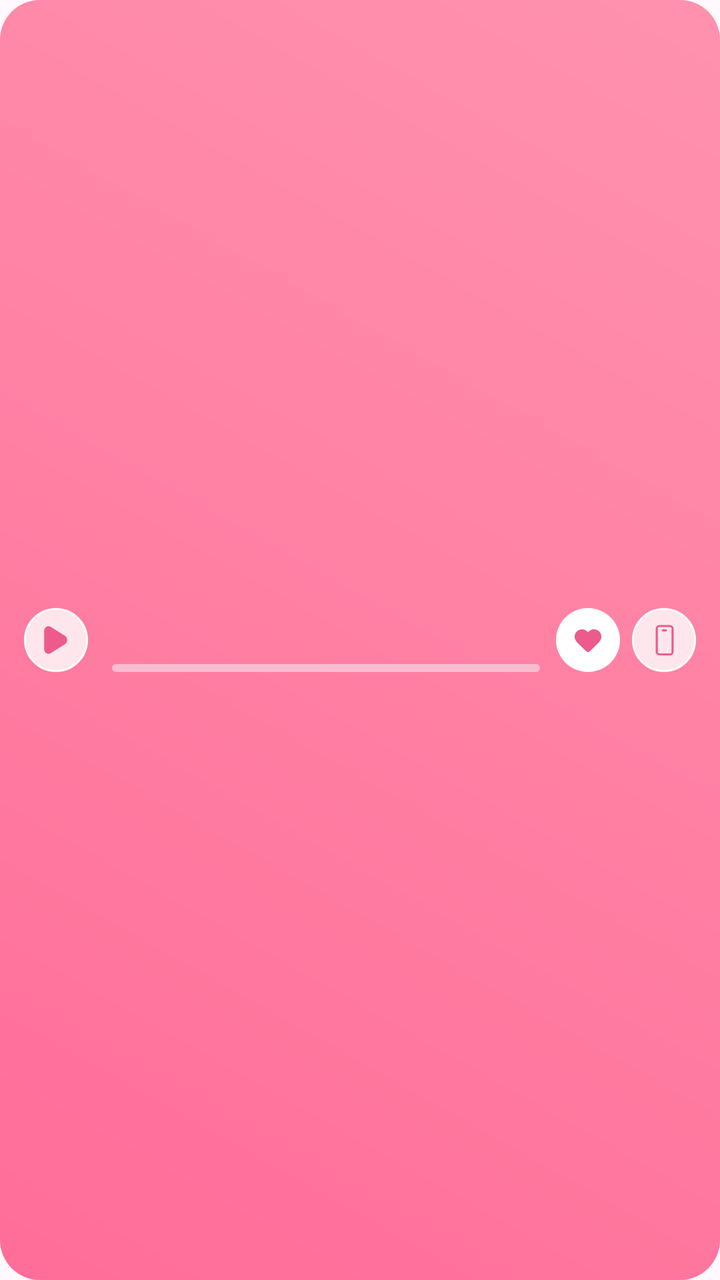
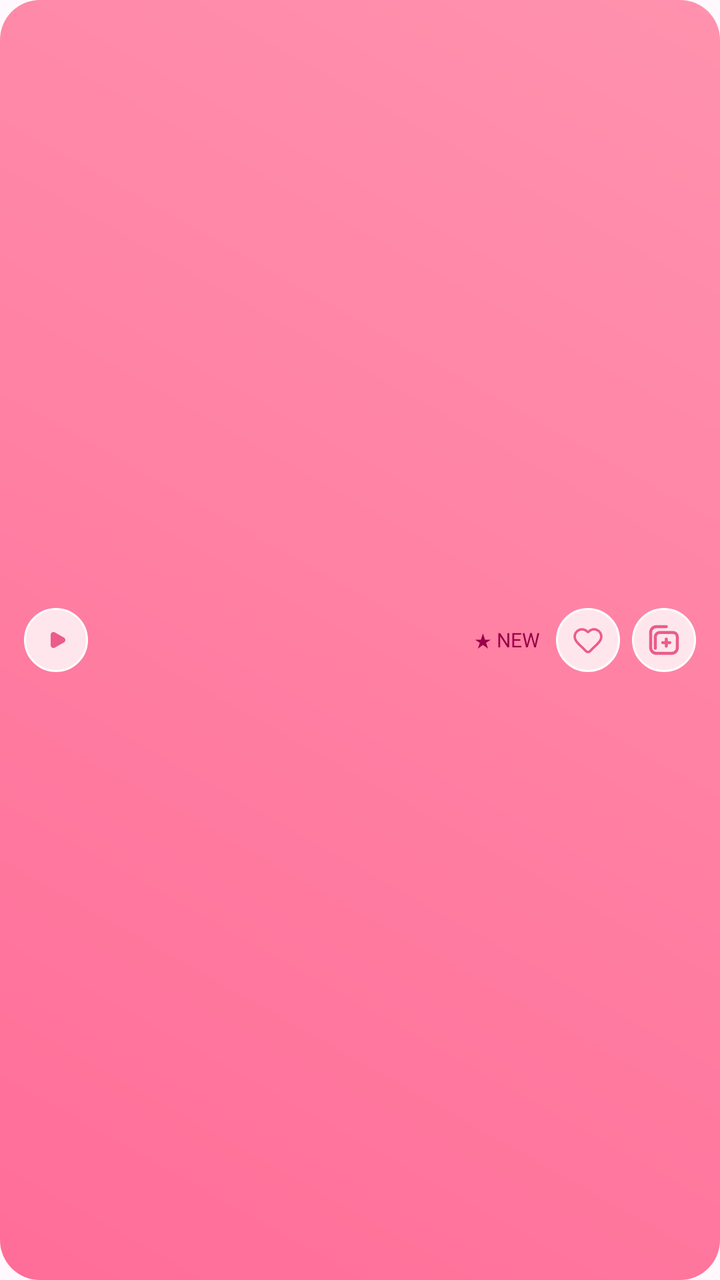

Screens rendered from an Android XML layout before and after an edit, with the pre-edit source and the edit as a unified diff.
<!-- AndroidManifest.xml: application theme Theme.CuteWallpaper -->
<!-- res/layout/item_favorite_ringtone.xml -->
<?xml version="1.0" encoding="utf-8"?>
<androidx.constraintlayout.widget.ConstraintLayout
    xmlns:android="http://schemas.android.com/apk/res/android"
    xmlns:app="http://schemas.android.com/apk/res-auto"
    android:layout_width="match_parent"
    android:layout_height="64dp"
    android:background="@drawable/bg_favorites_ringtone"
    android:paddingHorizontal="12dp">
    <FrameLayout
        android:id="@+id/playContainer"
        android:layout_width="32dp"
        android:layout_height="32dp"
        android:background="@drawable/bg_home_action"
        app:layout_constraintStart_toStartOf="parent"
        app:layout_constraintTop_toTopOf="parent"
        app:layout_constraintBottom_toBottomOf="parent">
        <ImageView
            android:id="@+id/playButton"
            android:layout_width="match_parent"
            android:layout_height="match_parent"
            android:background="@android:color/transparent"
            android:padding="8dp"
            android:src="@drawable/ic_play" />
        <com.google.android.material.progressindicator.CircularProgressIndicator
            android:id="@+id/playLoading"
            android:layout_width="24dp"
            android:layout_height="24dp"
            android:layout_gravity="center"
            android:visibility="gone"
            app:indicatorSize="24dp"
            app:indicatorColor="@color/primary_500"
            app:trackThickness="2dp" />
    </FrameLayout>
    <TextView
        android:id="@+id/contentTitle"
        style="@style/Label12B"
        android:layout_width="0dp"
        android:layout_height="wrap_content"
        android:layout_marginStart="12dp"
        android:layout_marginEnd="8dp"
        android:ellipsize="end"
        android:maxLines="1"
        android:textColor="@color/tertiary_50"
        app:layout_constraintStart_toEndOf="@id/playContainer"
        app:layout_constraintEnd_toStartOf="@id/favoriteButton"
        app:layout_constraintTop_toTopOf="@id/playContainer" />
    <com.google.android.material.progressindicator.LinearProgressIndicator
        android:id="@+id/playProgress"
        android:layout_width="0dp"
        android:layout_height="4dp"
        android:layout_marginStart="12dp"
        android:layout_marginEnd="8dp"
        android:max="100"
        app:trackColor="@color/primary_200"
        app:indicatorColor="@color/primary_500"
        app:trackThickness="4dp"
        app:trackCornerRadius="2dp"
        app:layout_constraintStart_toEndOf="@id/playContainer"
        app:layout_constraintEnd_toStartOf="@id/favoriteButton"
        app:layout_constraintBottom_toBottomOf="@id/playContainer" />
    <ImageView
        android:id="@+id/favoriteButton"
        android:layout_width="32dp"
        android:layout_height="32dp"
        android:layout_marginEnd="6dp"
        android:background="@drawable/quotes_favorite_background"
        android:padding="8dp"
        android:src="@drawable/ic_heart_filled"
        android:tint="@color/quotes_favorite_tint"
        app:layout_constraintEnd_toStartOf="@id/setButton"
        app:layout_constraintTop_toTopOf="parent"
        app:layout_constraintBottom_toBottomOf="parent" />
    <ImageView
        android:id="@+id/setButton"
        android:layout_width="32dp"
        android:layout_height="32dp"
        android:background="@drawable/bg_favorite_button"
        android:padding="8dp"
        android:src="@drawable/ic_phone"
        android:tint="@color/primary_500"
        app:layout_constraintEnd_toEndOf="parent"
        app:layout_constraintTop_toTopOf="parent"
        app:layout_constraintBottom_toBottomOf="parent" />
</androidx.constraintlayout.widget.ConstraintLayout>
<!-- resources referenced by this layout -->
<resources>
  <color name="primary_200">#F8BCD1</color>
  <!-- drawable bg_home_action (drawable) -->
  <shape xmlns:android="http://schemas.android.com/apk/res/android"
      android:shape="oval">
      <solid android:color="@color/alpha_light_80" />
      <stroke android:color="@color/white" android:width="1dp"/>
  </shape>
  <!-- drawable ic_heart_filled (drawable) -->
  <vector xmlns:android="http://schemas.android.com/apk/res/android"
      android:width="24dp"
      android:height="24dp"
      android:viewportWidth="26"
      android:viewportHeight="26">
    <path
        android:pathData="M2.168,10.292C2.168,9.087 2.533,7.91 3.217,6.916C3.9,5.923 4.868,5.16 5.994,4.729C7.12,4.297 8.35,4.217 9.522,4.5C10.694,4.782 11.753,5.413 12.559,6.31C12.616,6.371 12.684,6.419 12.76,6.452C12.837,6.485 12.919,6.502 13.002,6.502C13.085,6.502 13.167,6.485 13.243,6.452C13.32,6.419 13.388,6.371 13.445,6.31C14.248,5.407 15.307,4.771 16.481,4.485C17.655,4.199 18.889,4.278 20.017,4.71C21.145,5.143 22.115,5.908 22.797,6.906C23.479,7.903 23.842,9.084 23.836,10.292C23.836,12.773 22.211,14.626 20.586,16.251L14.636,22.006C14.434,22.238 14.185,22.425 13.906,22.553C13.626,22.681 13.323,22.748 13.015,22.75C12.708,22.752 12.403,22.689 12.122,22.564C11.841,22.439 11.59,22.256 11.385,22.027L5.418,16.251C3.793,14.626 2.168,12.784 2.168,10.292Z"
        android:fillColor="@color/primary_500"/>
  </vector>
  <!-- drawable ic_phone (drawable) -->
  <vector xmlns:android="http://schemas.android.com/apk/res/android"
      android:width="24dp"
      android:height="24dp"
      android:viewportWidth="24"
      android:viewportHeight="24">
    <path
        android:pathData="M16.465,1L8.535,1C7.135,1.001 6.001,2.065 6,3.377L6,20.973C6.001,22.285 7.135,23.349 8.535,23.35L16.465,23.35C17.864,23.349 18.998,22.285 19,20.973L19,3.377C18.998,2.065 17.864,1.001 16.465,1ZM17.917,20.973C17.916,21.724 17.266,22.333 16.465,22.334L8.535,22.334C7.734,22.333 7.084,21.724 7.083,20.973L7.083,3.377C7.084,2.626 7.734,2.017 8.535,2.016L16.465,2.016C17.266,2.017 17.916,2.626 17.917,3.377L17.917,20.973Z"
        android:fillColor="#FFFFFF"/>
    <path
        android:pathData="M16.465,1L8.535,1C7.135,1.001 6.001,2.065 6,3.377L6,20.973C6.001,22.285 7.135,23.349 8.535,23.35L16.465,23.35C17.864,23.349 18.998,22.285 19,20.973L19,3.377C18.998,2.065 17.864,1.001 16.465,1ZM17.917,20.973C17.916,21.724 17.266,22.333 16.465,22.334L8.535,22.334C7.734,22.333 7.084,21.724 7.083,20.973L7.083,3.377C7.084,2.626 7.734,2.017 8.535,2.016L16.465,2.016C17.266,2.017 17.916,2.626 17.917,3.377L17.917,20.973Z"
        android:strokeWidth="0.5"
        android:fillColor="#00000000"
        android:strokeColor="#FFFFFF"/>
    <path
        android:pathData="M14.312,4.781C14.312,4.35 13.962,4 13.531,4L11.031,4C10.6,4 10.25,4.35 10.25,4.781C10.25,5.213 10.6,5.563 11.031,5.563L13.531,5.563C13.962,5.563 14.312,5.213 14.312,4.781Z"
        android:fillColor="#FFFFFF"/>
  </vector>
  <!-- drawable ic_play (drawable) -->
  <vector xmlns:android="http://schemas.android.com/apk/res/android"
      android:width="28dp"
      android:height="30dp"
      android:viewportWidth="32"
      android:viewportHeight="32">
  
    <group
        android:scaleX="0.92"
        android:scaleY="0.92"
        android:translateX="3.0"
        android:translateY="2.2">
  
      <path
          android:fillColor="#EC5B8C"
          android:pathData="M0,14.997V5.253C0,1.216 4.371,-1.31 7.863,0.712L16.307,5.587L24.75,10.462C28.248,12.477 28.248,17.528 24.75,19.544L16.307,24.419L7.863,29.294C4.371,31.304 0,28.784 0,24.747V14.997Z" />
    </group>
  
  </vector>
  <!-- drawable quotes_favorite_background (drawable) -->
  <?xml version="1.0" encoding="utf-8"?>
  <selector xmlns:android="http://schemas.android.com/apk/res/android">
      <item android:state_selected="true">
          <shape android:shape="oval">
              <solid android:color="@color/alpha_primary_80" />
          </shape>
      </item>
      <item>
          <shape android:shape="oval">
              <solid android:color="@color/white" />
          </shape>
      </item>
  </selector>
  <color name="white">#FFFFFF</color>
  <!-- unchanged entries left out for length: 16 -->
</resources>

<!-- the commit's change to res/layout/item_favorite_ringtone.xml (unified diff, before → after) -->
@@ -10,7 +10,7 @@
         android:id="@+id/playContainer"
         android:layout_width="32dp"
         android:layout_height="32dp"
-        android:background="@drawable/bg_home_action"
+        android:background="@drawable/bg_ringtone_play_state"
         app:layout_constraintStart_toStartOf="parent"
         app:layout_constraintTop_toTopOf="parent"
         app:layout_constraintBottom_toBottomOf="parent">
@@ -18,9 +18,9 @@
             android:id="@+id/playButton"
             android:layout_width="match_parent"
             android:layout_height="match_parent"
-            android:background="@android:color/transparent"
+            android:duplicateParentState="true"
             android:padding="8dp"
-            android:src="@drawable/ic_play" />
+            android:src="@drawable/ic_ringtone_play_state" />
         <com.google.android.material.progressindicator.CircularProgressIndicator
             android:id="@+id/playLoading"
             android:layout_width="24dp"
@@ -41,44 +41,43 @@
         android:ellipsize="end"
         android:maxLines="1"
         android:textColor="@color/tertiary_50"
+        app:layout_constraintBottom_toBottomOf="parent"
+        app:layout_constraintEnd_toStartOf="@id/newBadge"
         app:layout_constraintStart_toEndOf="@id/playContainer"
+        app:layout_constraintTop_toTopOf="parent" />
+
+    <TextView
+        android:id="@+id/newBadge"
+        style="@style/Label10B"
+        android:layout_width="wrap_content"
+        android:layout_height="14dp"
+        android:layout_marginEnd="8dp"
+        android:gravity="center_vertical"
+        android:maxLines="1"
+        android:text="@string/ringtone_new"
+        android:textColor="@color/primary_700"
+        app:layout_constraintBottom_toBottomOf="parent"
         app:layout_constraintEnd_toStartOf="@id/favoriteButton"
-        app:layout_constraintTop_toTopOf="@id/playContainer" />
-    <com.google.android.material.progressindicator.LinearProgressIndicator
-        android:id="@+id/playProgress"
-        android:layout_width="0dp"
-        android:layout_height="4dp"
-        android:layout_marginStart="12dp"
-        android:layout_marginEnd="8dp"
-        android:max="100"
-        app:trackColor="@color/primary_200"
-        app:indicatorColor="@color/primary_500"
-        app:trackThickness="4dp"
-        app:trackCornerRadius="2dp"
-        app:layout_constraintStart_toEndOf="@id/playContainer"
-        app:layout_constraintEnd_toStartOf="@id/favoriteButton"
-        app:layout_constraintBottom_toBottomOf="@id/playContainer" />
+        app:layout_constraintTop_toTopOf="parent" />
+
     <ImageView
         android:id="@+id/favoriteButton"
         android:layout_width="32dp"
         android:layout_height="32dp"
+        android:scaleType="fitXY"
         android:layout_marginEnd="6dp"
-        android:background="@drawable/quotes_favorite_background"
-        android:padding="8dp"
-        android:src="@drawable/ic_heart_filled"
-        android:tint="@color/quotes_favorite_tint"
+        android:src="@drawable/ic_favorite_featured_light_action"
+        app:layout_constraintBottom_toBottomOf="parent"
         app:layout_constraintEnd_toStartOf="@id/setButton"
-        app:layout_constraintTop_toTopOf="parent"
-        app:layout_constraintBottom_toBottomOf="parent" />
+        app:layout_constraintTop_toTopOf="parent" />
+
     <ImageView
         android:id="@+id/setButton"
         android:layout_width="32dp"
         android:layout_height="32dp"
-        android:background="@drawable/bg_favorite_button"
-        android:padding="8dp"
-        android:src="@drawable/ic_phone"
-        android:tint="@color/primary_500"
+        android:scaleType="fitXY"
+        android:src="@drawable/ic_add_folder_favorite_action"
+        app:layout_constraintBottom_toBottomOf="parent"
         app:layout_constraintEnd_toEndOf="parent"
-        app:layout_constraintTop_toTopOf="parent"
-        app:layout_constraintBottom_toBottomOf="parent" />
+        app:layout_constraintTop_toTopOf="parent" />
 </androidx.constraintlayout.widget.ConstraintLayout>
<!-- resource entries referenced after the edit -->
@@ -1,13 +1,113 @@
 <!-- resources referenced by this layout -->
 <resources>
-  <color name="primary_200">#F8BCD1</color>
-  <!-- drawable bg_home_action (drawable) -->
+  <color name="primary_700">#990049</color>
+  <!-- drawable bg_ringtone_play_state (drawable) -->
+  <?xml version="1.0" encoding="utf-8"?>
+  <selector xmlns:android="http://schemas.android.com/apk/res/android">
+      <item
+          android:state_selected="true"
+          android:drawable="@drawable/bg_ringtone_play_active" />
+      <item android:drawable="@drawable/bg_action_secondary" />
+  </selector>
+  <!-- drawable ic_add_folder_favorite_action (drawable) -->
+  <?xml version="1.0" encoding="utf-8"?>
+  <layer-list xmlns:android="http://schemas.android.com/apk/res/android">
+      <item android:drawable="@drawable/bg_favorite_button" />
+      <item
+          android:left="8dp"
+          android:top="8dp"
+          android:right="8dp"
+          android:bottom="8dp"
+          android:drawable="@drawable/ic_ringtone_add_folder" />
+  </layer-list>
+  <!-- drawable ic_favorite_featured_light_action (drawable) -->
+  <?xml version="1.0" encoding="utf-8"?>
+  <selector xmlns:android="http://schemas.android.com/apk/res/android">
+      <item android:state_selected="true" android:drawable="@drawable/ic_favorite_selected" />
+      <item>
+          <layer-list>
+              <item>
+                  <shape android:shape="rectangle">
+                      <solid android:color="@color/alpha_light_80" />
+                      <stroke android:width="1dp" android:color="@color/neutral_0" />
+                      <corners android:radius="16dp" />
+                  </shape>
+              </item>
+              <item android:left="8dp" android:top="8dp" android:right="8dp" android:bottom="8dp"
+                  android:drawable="@drawable/ic_heart_outline" />
+          </layer-list>
+      </item>
+  </selector>
+  <!-- drawable ic_ringtone_play_state (drawable) -->
+  <?xml version="1.0" encoding="utf-8"?>
+  <selector xmlns:android="http://schemas.android.com/apk/res/android">
+      <item
+          android:state_selected="true"
+          android:drawable="@drawable/ic_ringtone_pause" />
+      <item android:drawable="@drawable/ic_play" />
+  </selector>
+  <string name="ringtone_new">★ NEW</string>
+  <style name="Label10B" parent="@style/TypographyBase">
+          <item name="android:textSize">10sp</item>
+          <item name="fontFamily">@font/poppins_bold</item>
+      </style>
+  <!-- drawable bg_ringtone_play_active (drawable) -->
+  <?xml version="1.0" encoding="utf-8"?>
+  <shape xmlns:android="http://schemas.android.com/apk/res/android"
+      android:shape="oval">
+      <solid android:color="@color/alpha_primary_80" />
+      <stroke android:width="1dp" android:color="@color/primary_500" />
+  </shape>
+  <!-- drawable bg_action_secondary (drawable) -->
+  <?xml version="1.0" encoding="utf-8"?>
   <shape xmlns:android="http://schemas.android.com/apk/res/android"
       android:shape="oval">
       <solid android:color="@color/alpha_light_80" />
-      <stroke android:color="@color/white" android:width="1dp"/>
+      <stroke
+          android:width="1dp"
+          android:color="@color/neutral_0" />
   </shape>
-  <!-- drawable ic_heart_filled (drawable) -->
+  <!-- drawable ic_ringtone_add_folder (drawable) -->
+  <vector xmlns:android="http://schemas.android.com/apk/res/android"
+      android:width="16dp"
+      android:height="16dp"
+      android:viewportWidth="16"
+      android:viewportHeight="16">
+    <group>
+      <clip-path
+          android:pathData="M0,0h16v16h-16z"/>
+      <path
+          android:pathData="M9.169,1.333L4.158,1.333C2.598,1.333 1.333,2.598 1.333,4.158L1.333,11.842C1.333,13.402 2.598,14.667 4.158,14.667H11.842C13.402,14.667 14.667,13.402 14.667,11.842V6.475C14.667,5.226 13.655,4.215 12.407,4.215H5.91C4.661,4.215 3.65,5.226 3.65,6.475L3.65,12.153M9.13,7.52V11.079M10.91,9.299H7.35"
+          android:strokeLineJoin="round"
+          android:strokeWidth="1.5"
+          android:fillColor="#00000000"
+          android:strokeColor="#EC5B8C"
+          android:strokeLineCap="round"/>
+    </group>
+  </vector>
+  <!-- drawable ic_favorite_selected (drawable) -->
+  <?xml version="1.0" encoding="utf-8"?>
+  <vector xmlns:android="http://schemas.android.com/apk/res/android"
+      android:width="32dp"
+      android:height="32dp"
+      android:viewportWidth="32"
+      android:viewportHeight="32">
+      <path
+          android:fillColor="@color/alpha_primary_80"
+          android:strokeColor="@color/primary_500"
+          android:strokeWidth="1"
+          android:pathData="M16,0.5C7.44,0.5 0.5,7.44 0.5,16C0.5,24.56 7.44,31.5 16,31.5C24.56,31.5 31.5,24.56 31.5,16C31.5,7.44 24.56,0.5 16,0.5Z" />
+      <group
+          android:scaleX="0.6153846"
+          android:scaleY="0.6153846"
+          android:translateX="8"
+          android:translateY="8">
+          <path
+              android:fillColor="@color/neutral_0"
+              android:pathData="M2.168,10.292C2.168,9.087 2.533,7.91 3.217,6.916C3.9,5.923 4.868,5.16 5.994,4.729C7.12,4.297 8.35,4.217 9.522,4.5C10.694,4.782 11.753,5.413 12.559,6.31C12.616,6.371 12.684,6.419 12.76,6.452C12.837,6.485 12.919,6.502 13.002,6.502C13.085,6.502 13.167,6.485 13.243,6.452C13.32,6.419 13.388,6.371 13.445,6.31C14.248,5.407 15.307,4.771 16.481,4.485C17.655,4.199 18.889,4.278 20.017,4.71C21.145,5.143 22.115,5.908 22.797,6.906C23.479,7.903 23.842,9.084 23.836,10.292C23.836,12.773 22.211,14.626 20.586,16.251L14.636,22.006C14.434,22.238 14.185,22.425 13.906,22.553C13.626,22.681 13.323,22.748 13.015,22.75C12.708,22.752 12.403,22.689 12.122,22.564C11.841,22.439 11.59,22.256 11.385,22.027L5.418,16.251C3.793,14.626 2.168,12.784 2.168,10.292Z" />
+      </group>
+  </vector>
+  <!-- drawable ic_heart_outline (drawable) -->
   <vector xmlns:android="http://schemas.android.com/apk/res/android"
       android:width="24dp"
       android:height="24dp"
@@ -15,60 +115,31 @@
       android:viewportHeight="26">
     <path
         android:pathData="M2.168,10.292C2.168,9.087 2.533,7.91 3.217,6.916C3.9,5.923 4.868,5.16 5.994,4.729C7.12,4.297 8.35,4.217 9.522,4.5C10.694,4.782 11.753,5.413 12.559,6.31C12.616,6.371 12.684,6.419 12.76,6.452C12.837,6.485 12.919,6.502 13.002,6.502C13.085,6.502 13.167,6.485 13.243,6.452C13.32,6.419 13.388,6.371 13.445,6.31C14.248,5.407 15.307,4.771 16.481,4.485C17.655,4.199 18.889,4.278 20.017,4.71C21.145,5.143 22.115,5.908 22.797,6.906C23.479,7.903 23.842,9.084 23.836,10.292C23.836,12.773 22.211,14.626 20.586,16.251L14.636,22.006C14.434,22.238 14.185,22.425 13.906,22.553C13.626,22.681 13.323,22.748 13.015,22.75C12.708,22.752 12.403,22.689 12.122,22.564C11.841,22.439 11.59,22.256 11.385,22.027L5.418,16.251C3.793,14.626 2.168,12.784 2.168,10.292Z"
-        android:fillColor="@color/primary_500"/>
+        android:strokeWidth="1.99999988079"
+        android:fillColor="#00000000"
+        android:strokeColor="#EC5B8C"
+        android:strokeLineCap="round"/>
   </vector>
-  <!-- drawable ic_phone (drawable) -->
+  <!-- drawable ic_ringtone_pause (drawable) -->
   <vector xmlns:android="http://schemas.android.com/apk/res/android"
       android:width="24dp"
       android:height="24dp"
       android:viewportWidth="24"
       android:viewportHeight="24">
     <path
-        android:pathData="M16.465,1L8.535,1C7.135,1.001 6.001,2.065 6,3.377L6,20.973C6.001,22.285 7.135,23.349 8.535,23.35L16.465,23.35C17.864,23.349 18.998,22.285 19,20.973L19,3.377C18.998,2.065 17.864,1.001 16.465,1ZM17.917,20.973C17.916,21.724 17.266,22.333 16.465,22.334L8.535,22.334C7.734,22.333 7.084,21.724 7.083,20.973L7.083,3.377C7.084,2.626 7.734,2.017 8.535,2.016L16.465,2.016C17.266,2.017 17.916,2.626 17.917,3.377L17.917,20.973Z"
-        android:fillColor="#FFFFFF"/>
-    <path
-        android:pathData="M16.465,1L8.535,1C7.135,1.001 6.001,2.065 6,3.377L6,20.973C6.001,22.285 7.135,23.349 8.535,23.35L16.465,23.35C17.864,23.349 18.998,22.285 19,20.973L19,3.377C18.998,2.065 17.864,1.001 16.465,1ZM17.917,20.973C17.916,21.724 17.266,22.333 16.465,22.334L8.535,22.334C7.734,22.333 7.084,21.724 7.083,20.973L7.083,3.377C7.084,2.626 7.734,2.017 8.535,2.016L16.465,2.016C17.266,2.017 17.916,2.626 17.917,3.377L17.917,20.973Z"
-        android:strokeWidth="0.5"
-        android:fillColor="#00000000"
-        android:strokeColor="#FFFFFF"/>
-    <path
-        android:pathData="M14.312,4.781C14.312,4.35 13.962,4 13.531,4L11.031,4C10.6,4 10.25,4.35 10.25,4.781C10.25,5.213 10.6,5.563 11.031,5.563L13.531,5.563C13.962,5.563 14.312,5.213 14.312,4.781Z"
-        android:fillColor="#FFFFFF"/>
+        android:pathData="M10.9,6.5V17.5C10.9,17.898 10.679,18.279 10.285,18.561C9.891,18.842 9.357,19 8.8,19H8.1C7.543,19 7.009,18.842 6.615,18.561C6.221,18.279 6,17.898 6,17.5V6.5C6,6.102 6.221,5.721 6.615,5.439C7.009,5.158 7.543,5 8.1,5H8.8C9.357,5 9.891,5.158 10.285,5.439C10.679,5.721 10.9,6.102 10.9,6.5ZM15.9,5H15.2C14.643,5 14.109,5.158 13.715,5.439C13.321,5.721 13.1,6.102 13.1,6.5V17.5C13.1,17.898 13.321,18.279 13.715,18.561C14.109,18.842 14.643,19 15.2,19H15.9C16.457,19 16.991,18.842 17.385,18.561C17.779,18.279 18,17.898 18,17.5V6.5C18,6.102 17.779,5.721 17.385,5.439C16.991,5.158 16.457,5 15.9,5Z"
+        android:fillColor="#ffffff"/>
   </vector>
   <!-- drawable ic_play (drawable) -->
   <vector xmlns:android="http://schemas.android.com/apk/res/android"
-      android:width="28dp"
-      android:height="30dp"
-      android:viewportWidth="32"
-      android:viewportHeight="32">
-  
-    <group
-        android:scaleX="0.92"
-        android:scaleY="0.92"
-        android:translateX="3.0"
-        android:translateY="2.2">
-  
+      android:width="24dp"
+      android:height="24dp"
+      android:viewportWidth="24"
+      android:viewportHeight="24">
       <path
-          android:fillColor="#EC5B8C"
-          android:pathData="M0,14.997V5.253C0,1.216 4.371,-1.31 7.863,0.712L16.307,5.587L24.75,10.462C28.248,12.477 28.248,17.528 24.75,19.544L16.307,24.419L7.863,29.294C4.371,31.304 0,28.784 0,24.747V14.997Z" />
-    </group>
-  
+          android:fillColor="@color/primary_500"
+          android:pathData="M8,11.999V8.101C8,6.486 9.757,5.476 11.16,6.285L14.553,8.235L17.946,10.185C19.351,10.991 19.351,13.011 17.946,13.818L14.553,15.768L11.16,17.718C9.757,18.521 8,17.514 8,15.899V11.999Z" />
   </vector>
-  <!-- drawable quotes_favorite_background (drawable) -->
-  <?xml version="1.0" encoding="utf-8"?>
-  <selector xmlns:android="http://schemas.android.com/apk/res/android">
-      <item android:state_selected="true">
-          <shape android:shape="oval">
-              <solid android:color="@color/alpha_primary_80" />
-          </shape>
-      </item>
-      <item>
-          <shape android:shape="oval">
-              <solid android:color="@color/white" />
-          </shape>
-      </item>
-  </selector>
-  <color name="white">#FFFFFF</color>
   <!-- unchanged entries left out for length: 16 -->
 </resources>
 
